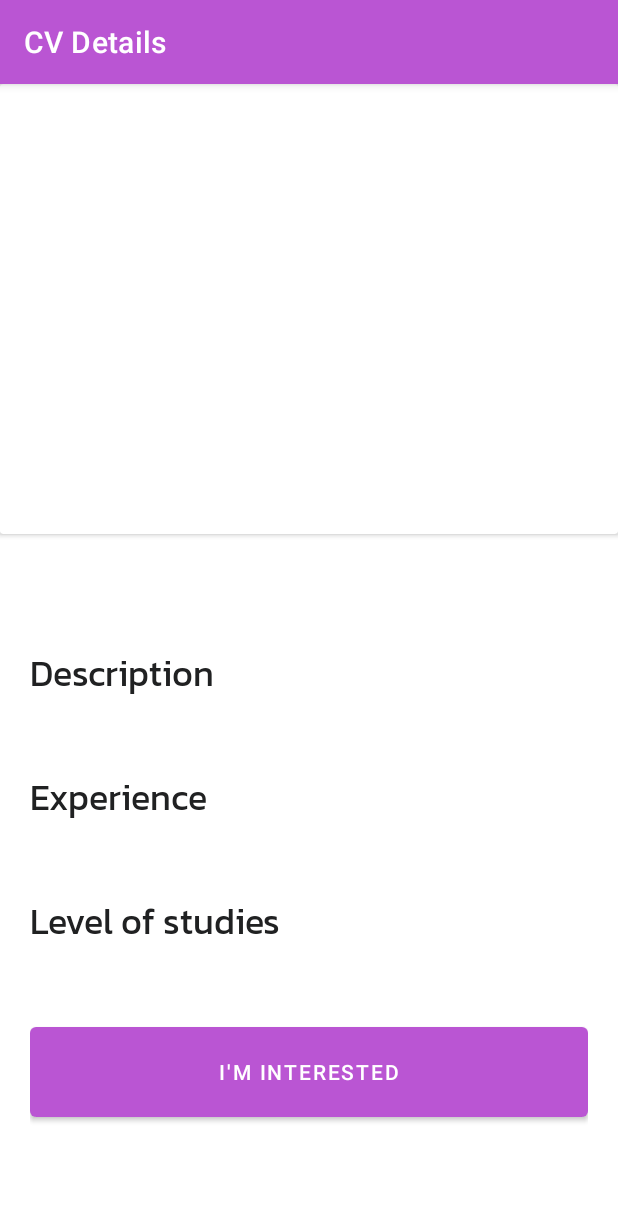
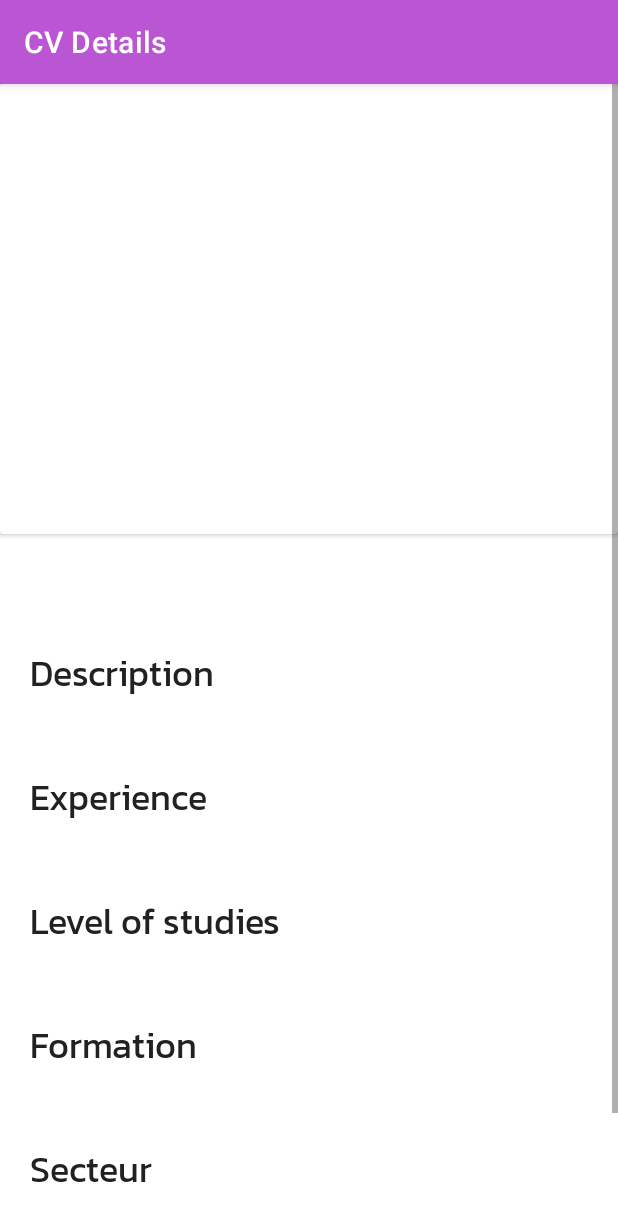
Before and after one commit to Zenlaeth/LinkRHackaton, an Android app: the CvDetailsActivity screen opened directly, with no data from a screen before it, on a phone screen of 412 x 824 dp. Shown: the top 1221 px of the screen. Run offline under Robolectric (Android 15) with nearby library versions, the phone set to English and light mode, and no system bars; pictures from the network do not load; 1 statement that could not run was skipped.

```diff
--- a/app/src/main/java/com/zenlaeth/tinderpro/CvDetailsActivity.kt
+++ b/app/src/main/java/com/zenlaeth/tinderpro/CvDetailsActivity.kt
@@ -17,6 +17,8 @@ class CvDetailsActivity() : AppCompatActivity(){
         val textCvName: TextView = findViewById(R.id.cv_detail_name)
         val textCvExperience: TextView = findViewById(R.id.cv_detail_experience)
         val textCvLevelStudies: TextView = findViewById(R.id.cv_detail_level_studies)
+        val textCvFormation: TextView = findViewById(R.id.cv_detail_formation)
+        val textCvSecteur: TextView = findViewById(R.id.cv_detail_secteur)
 
         val bundle: Bundle? = intent.extras
         val cvImageId = bundle!!.getInt(CvAdapter.ViewHolder.cvImageKey)
@@ -24,12 +26,16 @@ class CvDetailsActivity() : AppCompatActivity(){
         val cvName = intent.getStringExtra(CvAdapter.ViewHolder.cvNameKey)
         val cvExperience = intent.getStringExtra(CvAdapter.ViewHolder.cvExperienceKey)
         val cvLevelStudies = intent.getStringExtra(CvAdapter.ViewHolder.cvLevelStudiesKey)
+        val cvFormation = intent.getStringExtra(CvAdapter.ViewHolder.cvFormationKey)
+        val cvSecteur = intent.getStringExtra(CvAdapter.ViewHolder.cvSecteurKey)
 
         imageView.setImageResource(cvImageId)
         textCvDescription.text = cvDescription
         textCvName.text = cvName
         textCvExperience.text = cvExperience
         textCvLevelStudies.text = cvLevelStudies
+        textCvFormation.text = cvFormation
+        textCvSecteur.text = cvSecteur
         /*val cvImageItem = findViewById<ImageView>(R.id.cv_image_item)
 */
     }
--- a/app/src/main/java/com/zenlaeth/tinderpro/CvModel.kt
+++ b/app/src/main/java/com/zenlaeth/tinderpro/CvModel.kt
@@ -6,5 +6,7 @@ class CvModel(
     val description: String = "Petite description",
     val experience: String = "2 years",
     val niveauEduc: String = "Bachelier",
+    val secteur: String = "Sante",
+    val formation: String = "Bac+3",
     val imageUrl: String = "https://cdn.pixabay.com/photo/2016/11/29/09/32/concept-1868728_960_720.jpg"
 )
--- a/app/src/main/java/com/zenlaeth/tinderpro/adapter/CvAdapter.kt
+++ b/app/src/main/java/com/zenlaeth/tinderpro/adapter/CvAdapter.kt
@@ -24,6 +24,8 @@ class CvAdapter(
         val cvDescription:TextView? = view.findViewById(R.id.description_item)
         val cvExperience:TextView? = view.findViewById(R.id.experience_item)
         val cvLevelStudies:TextView? = view.findViewById(R.id.level_studies_item)
+        val cvFormation:TextView? = view.findViewById(R.id.formation_item)
+        val cvSecteur:TextView? = view.findViewById(R.id.secteur_item)
 
         companion object {
             val cvNameKey = "CV_NAME"
@@ -31,6 +33,8 @@ class CvAdapter(
             val cvDescriptionKey = "CV_DESCRIPTION"
             val cvExperienceKey = "CV_EXPERIENCE"
             val cvLevelStudiesKey = "CV_LEVEL_STUDIES"
+            val cvFormationKey = "CV_FORMATION"
+            val cvSecteurKey = "CV_SECTEUR"
         }
         init {
             view.setOnClickListener{
@@ -40,6 +44,8 @@ class CvAdapter(
                 intent.putExtra(cvNameKey, cvName?.text)
                 intent.putExtra(cvExperienceKey, cvExperience?.text)
                 intent.putExtra(cvLevelStudiesKey, cvLevelStudies?.text)
+                intent.putExtra(cvFormationKey, cvFormation?.text)
+                intent.putExtra(cvSecteurKey, cvSecteur?.text)
                 view.context.startActivity(intent)
             }
         }
@@ -68,6 +74,8 @@ class CvAdapter(
         holder.cvDescription?.text = currentCv.description
         holder.cvExperience?.text = currentCv.experience
         holder.cvLevelStudies?.text = currentCv.niveauEduc
+        holder.cvFormation?.text = currentCv.formation
+        holder.cvSecteur?.text = currentCv.secteur
 
 /*        // mettre à jour l'image (intent extra)
         holder.cvImage?.drawable */
--- a/app/src/main/res/layout/cv_details.xml
+++ b/app/src/main/res/layout/cv_details.xml
@@ -94,6 +94,41 @@
                     style="@style/DefaultTextStyle"
                     />
 
+                <TextView
+                    android:id="@+id/cv_detail_formation_label"
+                    android:layout_width="wrap_content"
+                    android:layout_height="wrap_content"
+                    android:text="Formation"
+                    android:layout_marginTop="@dimen/default_margin"
+                    style="@style/TitleTextStyle"
+                    />
+
+                <TextView
+                    android:id="@+id/cv_detail_formation"
+                    android:layout_width="wrap_content"
+                    android:layout_height="wrap_content"
+                    android:text="Formation"
+                    style="@style/DefaultTextStyle"
+                    />
+
+                <TextView
+                    android:id="@+id/cv_detail_secteur_label"
+                    android:layout_width="wrap_content"
+                    android:layout_height="wrap_content"
+                    android:text="Secteur"
+                    android:layout_marginTop="@dimen/default_margin"
+                    style="@style/TitleTextStyle"
+                    />
+
+                <TextView
+                    android:id="@+id/cv_detail_secteur"
+                    android:layout_width="wrap_content"
+                    android:layout_height="wrap_content"
+                    android:text="Secteur"
+                    style="@style/DefaultTextStyle"
+                    />
+
+
                 <Button
                     android:id="@+id/addBCart"
                     android:layout_width="match_parent"
```
Also changed, not shown: app/src/main/res/layout/cv_item_horizontal.xml (+19 -1 lines).
